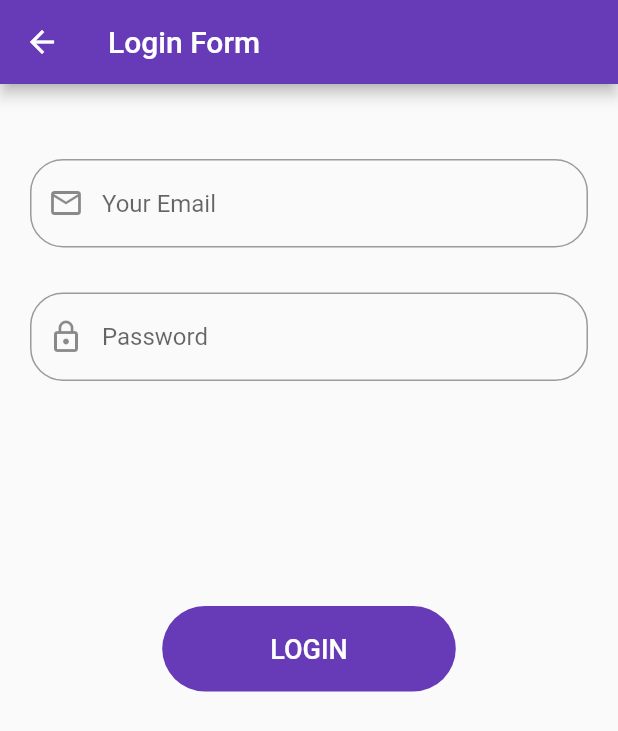
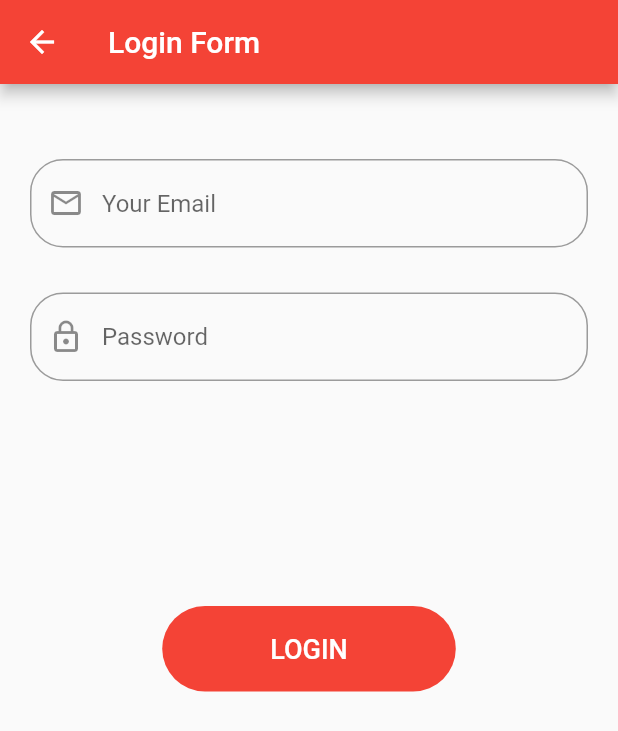
Before and after one commit to ZahirRussell/contact-book-flutter, a Flutter app: the screen it shows after launch, after a tap on "LOGIN", on a phone screen of 412 x 824 dp. Shown: the top 731 px of the screen. Run offline on Flutter 3.47's test engine with Material 2 defaults, Android fonts, the phone set to English and light mode, and no system bars; our stand-ins replace cloud_firestore, firebase_auth, image_picker, sqflite; accounts and stored records are empty.

```diff
--- a/lib/main.dart
+++ b/lib/main.dart
@@ -11,7 +11,7 @@ class MyApp extends StatelessWidget {
   Widget build(BuildContext context) {
     return MaterialApp(
       theme: ThemeData(
-        primarySwatch: Colors.blue,
+        primarySwatch: Colors.red,
         visualDensity: VisualDensity.adaptivePlatformDensity,
       ),
       home: MainScreen(),
--- a/lib/screens/login.dart
+++ b/lib/screens/login.dart
@@ -15,7 +15,7 @@ class _LoginState extends State<Login> {
   Widget build(BuildContext context) {
     return Scaffold(
       appBar: AppBar(
-        backgroundColor: Colors.deepPurple,
+        backgroundColor: Colors.red,
         title: Text('Login Form'),
       ),
       body: SingleChildScrollView(
@@ -51,7 +51,7 @@ class _LoginState extends State<Login> {
             ),
             FlatButton(
                 padding: EdgeInsets.symmetric(vertical: 18, horizontal: 72),
-                color: Colors.deepPurple,
+                color: Colors.red,
                 textColor: Colors.white,
                 shape: RoundedRectangleBorder(
                     borderRadius: new BorderRadius.circular(32.0)),
--- a/lib/screens/mainscreen.dart
+++ b/lib/screens/mainscreen.dart
@@ -12,7 +12,7 @@ class _MainScreenState extends State<MainScreen> {
   Widget build(BuildContext context) {
     return Scaffold(
       appBar: AppBar(
-        backgroundColor: Colors.deepPurple,
+        backgroundColor: Colors.red,
       ),
       body: Container(
         color: Colors.white,
@@ -23,7 +23,7 @@ class _MainScreenState extends State<MainScreen> {
           Center(
             child: FlatButton(
                 padding: EdgeInsets.symmetric(vertical: 18, horizontal: 80),
-                color: Colors.deepPurple,
+                color: Colors.red,
                 textColor: Colors.white,
                 shape: RoundedRectangleBorder(
                     borderRadius: new BorderRadius.circular(32.0)),
--- a/lib/screens/signup.dart
+++ b/lib/screens/signup.dart
@@ -15,7 +15,7 @@ class _SignUpState extends State<SignUp> {
   Widget build(BuildContext context) {
     return Scaffold(
       appBar: AppBar(
-        backgroundColor: Colors.deepPurple,
+        backgroundColor: Colors.red,
         title: Text('Sign Up Form'),
       ),
       body: SingleChildScrollView(
@@ -51,7 +51,7 @@ class _SignUpState extends State<SignUp> {
             ),
             FlatButton(
                 padding: EdgeInsets.symmetric(vertical: 18, horizontal: 72),
-                color: Colors.deepPurple,
+                color: Colors.red,
                 textColor: Colors.white,
                 shape: RoundedRectangleBorder(
                     borderRadius: new BorderRadius.circular(32.0)),
--- a/pubspec.yaml
+++ b/pubspec.yaml
@@ -55,6 +55,9 @@ flutter:
   # assets:
   #   - images/a_dot_burr.jpeg
   #   - images/a_dot_ham.jpeg
+  assets:
+    - assets/
+    - assets/images/
 
   # An image asset can refer to one or more resolution-specific "variants", see
   # https://flutter.dev/assets-and-images/#resolution-aware.
```
Also changed, not shown: assets/images/person.png (added).
